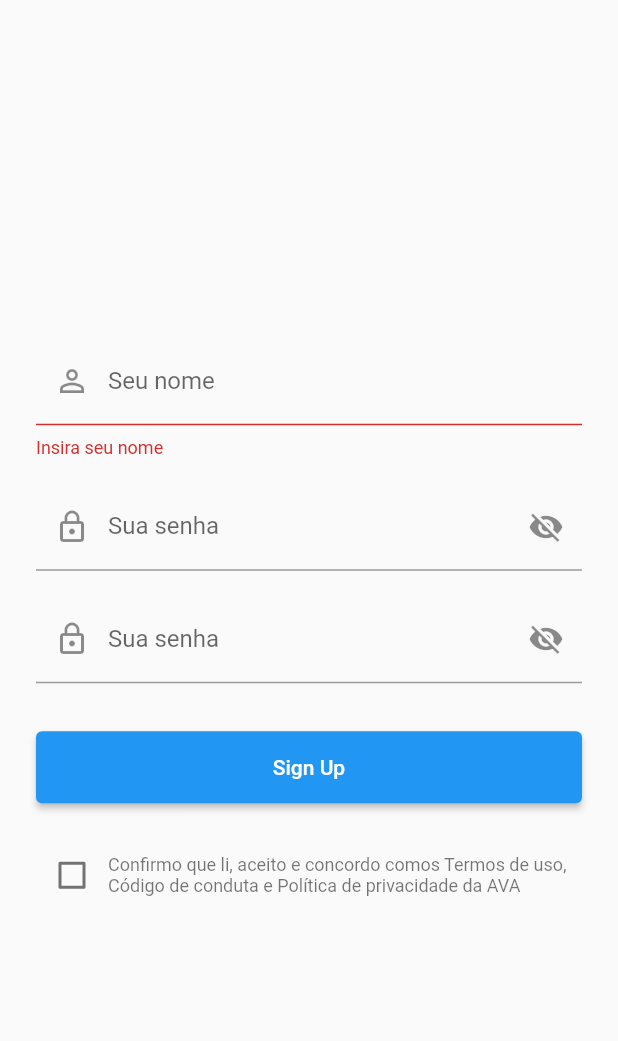
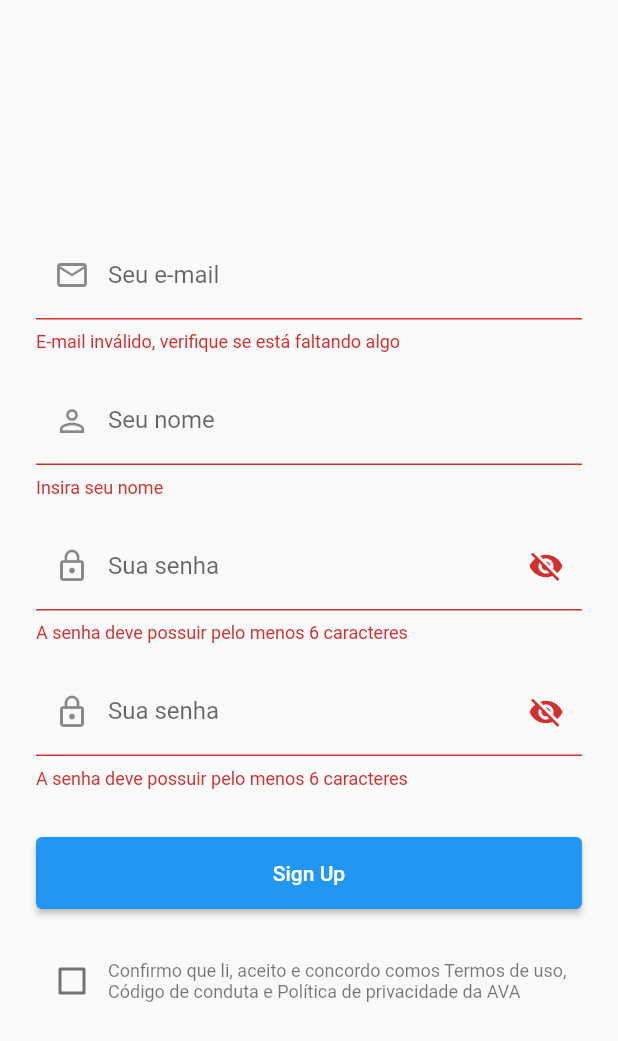
Before and after one commit to JoaoGomms/heyava_authentication, a Flutter app: the SignUpPage screen opened directly, after a tap on "Sign Up", on a phone screen of 412 x 824 dp. Shown: the top 1041 px of the screen. Run offline on Flutter 3.47's test engine with Material 2 defaults, Android fonts, the phone set to English and light mode, and no system bars; our stand-ins replace dio, flutter_mobx, get_it, mobx, shared_preferences, sqflite; accounts and stored records are empty; generated files the repository leaves out were written again.

Commit message:
update sign up validators

```diff
--- a/lib/app/features/authentication/pages/authentication_page.dart
+++ b/lib/app/features/authentication/pages/authentication_page.dart
@@ -35,7 +35,7 @@ class _AuthenticationPageState extends State<AuthenticationPage>
           child: Column(
             children: [
               const Padding(
-                padding: EdgeInsets.symmetric(vertical: 80.0),
+                padding: EdgeInsets.only(top: 60.0, bottom: 40),
                 child: AuthenticationTopInfo(),
               ),
               TabBar(
--- a/lib/app/features/authentication/pages/sign_up_page.dart
+++ b/lib/app/features/authentication/pages/sign_up_page.dart
@@ -35,7 +35,19 @@ class _SignUpPageState extends State<SignUpPage> {
             crossAxisAlignment: CrossAxisAlignment.stretch,
             mainAxisAlignment: MainAxisAlignment.center,
             children: [
-              // EmailTextField(controller: controller.emailField),
+              EmailTextField(
+                controller: controller.emailField,
+                validator: (value) {
+                  if (value == null ||
+                      value.isEmpty ||
+                      !value.contains('@') ||
+                      !value.contains('.')) {
+                    return 'E-mail inválido, verifique se está faltando algo';
+                  }
+
+                  return null;
+                },
+              ),
               AppTextField(
                 validator: (value) {
                   if (value != null && value.length < 3) {
@@ -48,9 +60,13 @@ class _SignUpPageState extends State<SignUpPage> {
                 icon: Icons.person_outline,
                 label: 'Seu nome',
               ),
-              PasswordTextField(controller: controller.passwordField),
+              PasswordTextField(
+                controller: controller.passwordField,
+                validator: _validatorPasswordField,
+              ),
               PasswordTextField(
                 controller: controller.confirmPasswordField,
+                validator: _validatorPasswordField,
               ),
               AppElevatedButton(
                   onPressed: () {
@@ -82,4 +98,19 @@ class _SignUpPageState extends State<SignUpPage> {
       ),
     );
   }
+
+  String? _validatorPasswordField(value) {
+    if (value == null) {
+      return 'Preencha a senha';
+    }
+    if (controller.confirmPasswordField.text != controller.passwordField.text) {
+      return 'As senhas não coincidem';
+    }
+
+    if (value.length < 6) {
+      return 'A senha deve possuir pelo menos 6 caracteres';
+    }
+
+    return null;
+  }
 }
```
